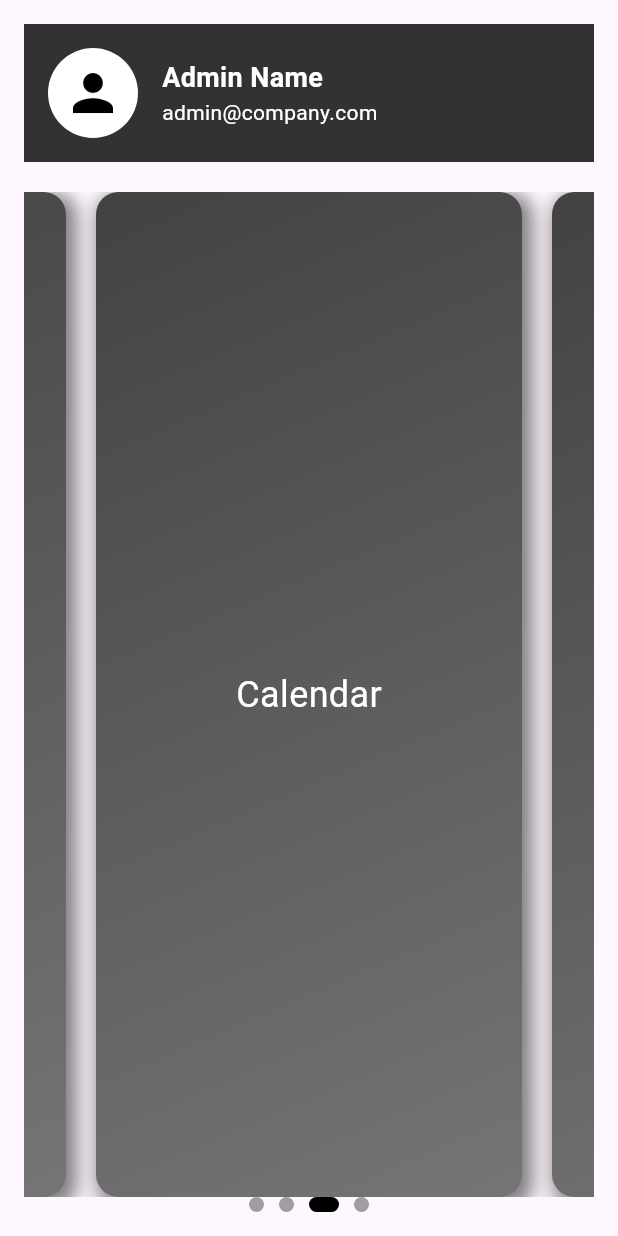
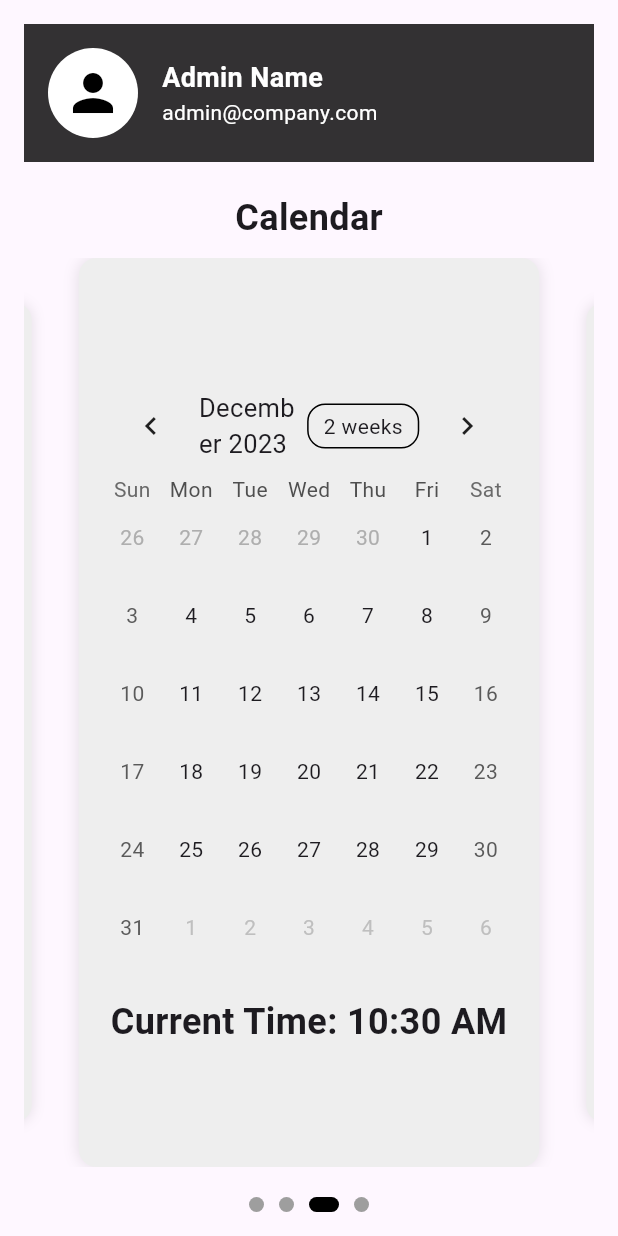
Before and after one commit to JeraldJeff05/GEOLOCATION-MAIN, a Flutter app: the AdminPage screen opened by its route, on a phone screen of 412 x 824 dp. Run offline on Flutter 3.47's test engine with Material 3 defaults, Android fonts, the phone set to English and light mode, and no system bars; drawn by our look-alikes of table_calendar; our stand-ins replace geolocator; project files that could hold a hidden picture were left out.

Commit message:
nasa office ulit tangina baka may masira nanaman ako

```diff
--- a/lib/admin/admin_page.dart
+++ b/lib/admin/admin_page.dart
@@ -1,6 +1,12 @@
 import 'package:flutter/material.dart';
+import 'employees_log.dart';
+import 'geofencing.dart';
+import 'calendar.dart';
+import 'attendance.dart';
 
 class AdminPage extends StatefulWidget {
+  const AdminPage({super.key});
+
   @override
   _AdminPageState createState() => _AdminPageState();
 }
@@ -8,10 +14,9 @@ class AdminPage extends StatefulWidget {
 class _AdminPageState extends State<AdminPage> {
   final PageController _pageController = PageController(
     initialPage: 2, // Set the initial page to "Calendar"
-    viewportFraction:
-        0.8, // Makes the current page smaller and the next one peeks
+    viewportFraction: 0.85, // Adjust to show parts of adjacent pages
   );
-  int _currentPage = 2; // Start at "Calendar" page
+  int _currentPage = 2;
 
   final List<String> _pageTitles = [
     'Employees Log',
@@ -20,10 +25,24 @@ class _AdminPageState extends State<AdminPage> {
     'Attendance',
   ];
 
+  Widget _getActiveFeature(String title) {
+    switch (title) {
+      case 'Employees Log':
+        return const EmployeesLogWidget();
+      case 'Geofencing':
+        return const GeofencingWidget();
+      case 'Calendar':
+        return const CalendarWidget();
+      case 'Attendance':
+        return const AttendanceWidget();
+      default:
+        return const Center(child: Text('Unknown Section!'));
+    }
+  }
+
   @override
   void initState() {
     super.initState();
-    // Adding a listener to update the current page index
     _pageController.addListener(() {
       setState(() {
         _currentPage = _pageController.page!.toInt();
@@ -37,29 +56,88 @@ class _AdminPageState extends State<AdminPage> {
       drawer: _buildNavigationDrawer(),
       body: LayoutBuilder(
         builder: (context, constraints) {
-          // Check if the screen width is small (e.g., mobile)
           bool isMobile = constraints.maxWidth < 600;
 
           return Row(
             children: [
-              // The Drawer is now a persistent sidebar for larger screens
               if (!isMobile)
-                Container(
-                  width: 250, // Fixed width for the drawer on larger screens
+                SizedBox(
+                  width: 250,
                   child: _buildNavigationDrawer(),
                 ),
-              // Main content is pushed to the right side of the screen
               Expanded(
                 child: Padding(
                   padding: const EdgeInsets.all(16.0),
                   child: Column(
                     crossAxisAlignment: CrossAxisAlignment.start,
                     children: [
-                      // Profile Info Section
-                      Container(
+                      _buildHeader(),
+                      const SizedBox(height: 20),
+                      Expanded(
+                        child: Column(
+                          children: [
+                            Text(
+                              _pageTitles[_currentPage % _pageTitles.length],
+                              style: const TextStyle(
+                                fontSize: 24,
+                                fontWeight: FontWeight.bold,
+                              ),
+                            ),
+                            const SizedBox(height: 10),
+                            Expanded(
+                              child: PageView.builder(
+                                controller: _pageController,
+                                physics: const BouncingScrollPhysics(),
+                                itemCount: _pageTitles.length,
+                                itemBuilder: (context, index) {
+                                  double scale = _currentPage == index
+                                      ? 1.0
+                                      : 0.9; // Scale adjacent pages
+                                  return Transform.scale(
+                                    scale: scale,
+                                    child: Container(
+                                      margin: const EdgeInsets.symmetric(
+                                          horizontal: 8),
+                                      padding: const EdgeInsets.all(16),
+                                      decoration: BoxDecoration(
+                                        color: Colors.grey[200],
+                                        borderRadius: BorderRadius.circular(12),
+                                        boxShadow: [
+                                          BoxShadow(
+                                            color:
+                                                Colors.black.withOpacity(0.1),
+                                            blurRadius: 8,
+                                          ),
+                                        ],
+                                      ),
+                                      child:
+                                          _getActiveFeature(_pageTitles[index]),
+                                    ),
+                                  );
+                                },
+                              ),
+                            ),
+                          ],
+                        ),
+                      ),
+                      const SizedBox(height: 20),
+                      _buildPageIndicator(),
+                    ],
+                  ),
+                ),
+              ),
+            ],
+          );
+        },
+      ),
+    );
+  }
+
+  Widget _buildHeader() {
+    return Container(
       padding: const EdgeInsets.all(16),
       color: Colors.black.withOpacity(0.8),
-                        child: Row(
+      child: const Row(
         children: [
           CircleAvatar(
             radius: 30,
@@ -70,10 +148,10 @@ class _AdminPageState extends State<AdminPage> {
               size: 40,
             ),
           ),
-                            const SizedBox(width: 16),
+          SizedBox(width: 16),
           Column(
             crossAxisAlignment: CrossAxisAlignment.start,
-                              children: const [
+            children: [
               Text(
                 'Admin Name',
                 style: TextStyle(
@@ -90,28 +168,11 @@ class _AdminPageState extends State<AdminPage> {
           ),
         ],
       ),
-                      ),
-                      const SizedBox(height: 20),
+    );
+  }
 
-                      // Container Box for Sections with Swiping
-                      Expanded(
-                        child: PageView.builder(
-                          controller: _pageController,
-                          itemCount:
-                              _pageTitles.length * 1000, // Infinite pages
-                          scrollDirection: Axis.horizontal,
-                          itemBuilder: (context, index) {
-                            int actualIndex = index % _pageTitles.length;
-                            return _buildPage(
-                              _pageTitles[actualIndex],
-                              Colors.grey.withOpacity(0.8),
-                            );
-                          },
-                        ),
-                      ),
-
-                      // Page indicator (dots) at the bottom to show page navigation
-                      Center(
+  Widget _buildPageIndicator() {
+    return Center(
       child: Row(
         mainAxisAlignment: MainAxisAlignment.center,
         children: List.generate(_pageTitles.length, (index) {
@@ -119,12 +180,9 @@ class _AdminPageState extends State<AdminPage> {
             duration: const Duration(milliseconds: 300),
             margin: const EdgeInsets.symmetric(horizontal: 5),
             height: 10,
-                              width: _currentPage % _pageTitles.length == index
-                                  ? 20
-                                  : 10,
+            width: _currentPage % _pageTitles.length == index ? 20 : 10,
             decoration: BoxDecoration(
-                                color:
-                                    _currentPage % _pageTitles.length == index
+              color: _currentPage % _pageTitles.length == index
                   ? Colors.black
                   : Colors.grey,
               borderRadius: BorderRadius.circular(5),
@@ -132,57 +190,13 @@ class _AdminPageState extends State<AdminPage> {
           );
         }),
       ),
-                      ),
-                    ],
-                  ),
-                ),
-              ),
-            ],
-          );
-        },
-      ),
     );
   }
 
-  // Function to build each page section with the text and color
-  Widget _buildPage(String title, Color color) {
-    return Container(
-      margin: const EdgeInsets.symmetric(horizontal: 10), // For the 3D effect
-      decoration: BoxDecoration(
-        gradient: LinearGradient(
-          colors: [
-            Colors.grey[800]!,
-            Colors.grey[600]!
-          ], // 3D effect with a gradient
-          begin: Alignment.topLeft,
-          end: Alignment.bottomRight,
-        ),
-        borderRadius: BorderRadius.circular(15), // Rounded corners for 3D feel
-        boxShadow: [
-          BoxShadow(
-            color: Colors.black
-                .withOpacity(0.5), // Darker shadow for a floating effect
-            spreadRadius: 3,
-            blurRadius: 10,
-            offset:
-                const Offset(4, 4), // Slightly offset shadow to create depth
-          ),
-        ],
-      ),
-      child: Center(
-        child: Text(
-          title,
-          style: const TextStyle(fontSize: 24, color: Colors.white),
-        ),
-      ),
-    );
-  }
-
-  // Build the side navigation drawer
   Widget _buildNavigationDrawer() {
     return Drawer(
       child: Container(
-        color: const Color(0xFF1A1A1A), // Dark grey background
+        color: const Color(0xFF1A1A1A),
         child: Column(
           children: [
             Container(
@@ -206,10 +220,7 @@ class _AdminPageState extends State<AdminPage> {
                     const SizedBox(height: 10),
                     Text(
                       'Welcome, Admin!',
-                      style: Theme.of(context)
-                          .textTheme
-                          .titleLarge!
-                          .copyWith(color: Colors.white),
+                      style: const TextStyle(color: Colors.white),
                     ),
                   ],
                 ),
@@ -224,21 +235,14 @@ class _AdminPageState extends State<AdminPage> {
     );
   }
 
-  // Drawer item widget
   Widget _buildDrawerItem(IconData icon, String label, Widget? destination,
       {bool isLogout = false}) {
     return ListTile(
-      leading: Icon(icon, color: Colors.grey[400]),
-      title: Text(
-        label,
-        style: const TextStyle(color: Colors.white),
-      ),
+      leading: Icon(icon, color: Colors.white),
+      title: Text(label, style: const TextStyle(color: Colors.white)),
       onTap: () {
         if (isLogout) {
-          Navigator.pushReplacementNamed(context, '/');
-        } else if (destination != null) {
-          Navigator.push(
-              context, MaterialPageRoute(builder: (context) => destination));
+          // Add logout logic
         }
       },
     );
--- /dev/null
+++ b/lib/admin/calendar.dart
@@ -0,0 +1,47 @@
+import 'package:flutter/material.dart';
+import 'package:intl/intl.dart'; // For time formatting
+import 'package:table_calendar/table_calendar.dart';
+
+class CalendarWidget extends StatelessWidget {
+  const CalendarWidget({Key? key}) : super(key: key);
+
+  @override
+  Widget build(BuildContext context) {
+    // Get current time
+    String currentTime = DateFormat('hh:mm a').format(DateTime.now());
+
+    // Ensure focusedDay is within range
+    DateTime currentDay = DateTime.now();
+    DateTime firstDay = DateTime.utc(2020, 01, 01);
+    DateTime lastDay = DateTime.utc(2023, 12, 31);
+
+    // Adjust focusedDay to be within the range
+    DateTime focusedDay = currentDay.isBefore(lastDay) ? currentDay : lastDay;
+
+    return Column(
+      mainAxisAlignment: MainAxisAlignment.center,
+      children: [
+        // Calendar Widget
+        TableCalendar(
+          firstDay: firstDay,
+          lastDay: lastDay,
+          focusedDay: focusedDay,
+          calendarFormat: CalendarFormat.month,
+          onDaySelected: (selectedDay, focusedDay) {
+            // Handle day selection
+            print('Selected day: $selectedDay');
+          },
+        ),
+        const SizedBox(height: 20), // Space between calendar and clock
+        // Clock
+        Text(
+          'Current Time: $currentTime',
+          style: TextStyle(
+            fontSize: 24,
+            fontWeight: FontWeight.bold,
+          ),
+        ),
+      ],
+    );
+  }
+}
--- a/lib/api/api_login.dart
+++ b/lib/api/api_login.dart
@@ -3,7 +3,7 @@ import 'package:http/http.dart' as http;
 
 class ApiLogin {
   final String _apiUrl =
-      'http://192.168.120.18:8080/employee/login'; // Replace with your API URL
+      'http://192.168.120.45:8080/employee/login'; // Replace with your API URL
 
   String? responseBody; // Public variable to store the response body
 
@@ -17,6 +17,9 @@ class ApiLogin {
         'id': id,
         'password': password,
       });
+      if (id == 'admin' && password == 'admin') {
+        return "admin"; // Admin login successful
+      }
 
       // Make a GET request to the API
       final response = await http.get(
--- a/lib/api/api_service.dart
+++ b/lib/api/api_service.dart
@@ -2,7 +2,7 @@ import 'package:http/http.dart' as http;
 
 class ApiService {
   static const String _apiUrl =
-      "http://192.168.120.18:8080/geofence/check"; // Replace with your API URL
+      "http://192.168.120.45:8080/geofence/check"; // Replace with your API URL
 
   Future<String> sendCoordinates(String lat, String lng) async {
     try {
--- a/lib/features/calendar_section.dart
+++ b/lib/features/calendar_section.dart
@@ -2,6 +2,8 @@ import 'package:flutter/material.dart';
 import 'package:table_calendar/table_calendar.dart';
 
 class CalendarSection extends StatefulWidget {
+  const CalendarSection({super.key});
+
   @override
   _CalendarSectionState createState() => _CalendarSectionState();
 }
@@ -14,7 +16,7 @@ class Task {
 }
 
 class _CalendarSectionState extends State<CalendarSection> {
-  CalendarFormat _calendarFormat = CalendarFormat.month;
+  final CalendarFormat _calendarFormat = CalendarFormat.month;
   DateTime _focusedDay = DateTime.now();
   DateTime? _selectedDay;
   final Map<DateTime, List<Task>> _tasks = {}; // Map to store tasks for specific dates
@@ -91,7 +93,7 @@ class _CalendarSectionState extends State<CalendarSection> {
                           },
                         ),
                       );
-                    }).toList(),
+                    }),
                     ElevatedButton(
                       onPressed: () => _addTaskDialog(_selectedDay!),
                       child: const Text('Add Task'),
--- a/pubspec.yaml
+++ b/pubspec.yaml
@@ -71,7 +71,6 @@ flutter:
   uses-material-design: true
   assets:
 
-
     - assets/profile_picture.png
     - assets/CorporateBG1.png
     - assets/HomeBG.png
@@ -84,6 +83,8 @@ flutter:
     - assets/startbutton.gif
     - assets/reversebg.png
     - assets/gettingloc.gif
+    - assets/startpagebg.png
+    - assets/silverbuttonlogin.png
 
   fonts:
     - family: CustomFont
```
Also changed, not shown: lib/admin/attendance.dart (added, +10 -0 lines), lib/admin/employees_log.dart (added, +65 -0 lines), lib/admin/geofencing.dart (added, +10 -0 lines), lib/front_page.dart (+5 -3 lines), lib/home_screen.dart (+8 -6 lines), lib/main.dart (+9 -9 lines), assets/silverbuttonlogin.png (added), 1 other file. Lines whose indentation alone changed are shown as unchanged.
